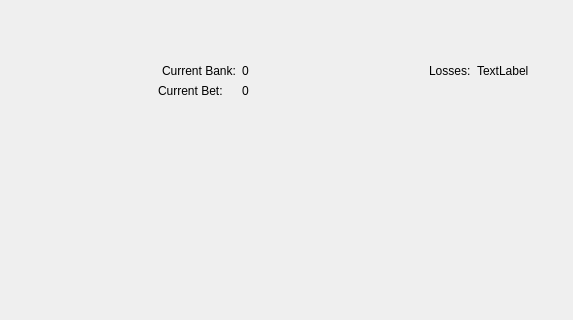
SNHU-CETA-CSE/crapsnqt-aaliyahortiz26, file CrapsMainWindow.ui: the form before one commit; both pictures show x 102 to 675 and y 0 to 320 of the 675 by 540 pixel window.
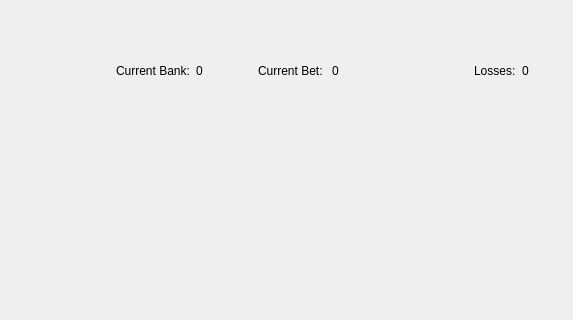
The form after the commit. Icons and pictures are not drawn.

Commit message: Added to craps and I got the losses and wins to work. Needs a few more tweaks then it's done :)

Patch:
```diff
--- a/CrapsMainWindow.ui
+++ b/CrapsMainWindow.ui
@@ -181,6 +181,37 @@
        </property>
       </widget>
      </item>
+     <item>
+      <layout class="QHBoxLayout" name="horizontalLayout_3">
+       <item>
+        <spacer name="horizontalSpacer_8">
+         <property name="orientation">
+          <enum>Qt::Horizontal</enum>
+         </property>
+         <property name="sizeHint" stdset="0">
+          <size>
+           <width>40</width>
+           <height>20</height>
+          </size>
+         </property>
+        </spacer>
+       </item>
+       <item>
+        <widget class="QLabel" name="label_4">
+         <property name="text">
+          <string>Current Bet: </string>
+         </property>
+        </widget>
+       </item>
+       <item>
+        <widget class="QLabel" name="currentBetUI">
+         <property name="text">
+          <string>0</string>
+         </property>
+        </widget>
+       </item>
+      </layout>
+     </item>
      <item>
       <spacer name="horizontalSpacer_7">
        <property name="orientation">
@@ -203,32 +234,6 @@
      </item>
      <item>
       <widget class="QLabel" name="lossesValueUI">
-       <property name="text">
-        <string>TextLabel</string>
-       </property>
-      </widget>
-     </item>
-    </layout>
-   </widget>
-   <widget class="QWidget" name="horizontalLayoutWidget">
-    <property name="geometry">
-     <rect>
-      <x>260</x>
-      <y>60</y>
-      <width>161</width>
-      <height>61</height>
-     </rect>
-    </property>
-    <layout class="QHBoxLayout" name="horizontalLayout_3">
-     <item>
-      <widget class="QLabel" name="label_4">
-       <property name="text">
-        <string>Current Bet: </string>
-       </property>
-      </widget>
-     </item>
-     <item>
-      <widget class="QLabel" name="currentBetUI">
        <property name="text">
         <string>0</string>
        </property>
```
The commit also changes 1 other file.
